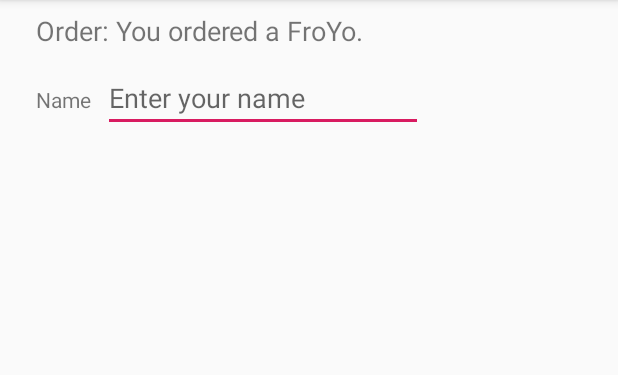
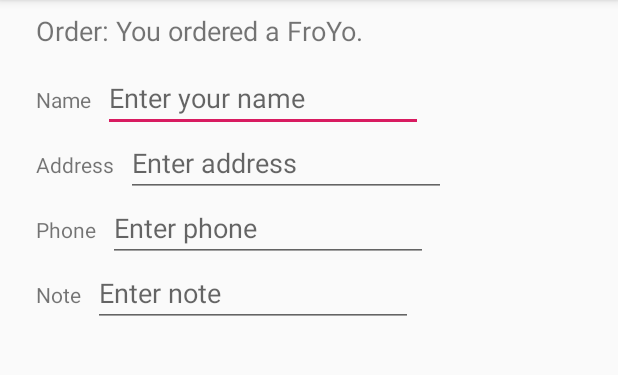
Before and after one commit to shashank205/AndroidHelloWorld, an Android app: the screen it shows after launch (OrderActivity), after a tap on an icon or button, on a phone screen of 412 x 824 dp, the part 84-459 px from its top. Run offline under Robolectric (Android 15) with nearby library versions, the light colour scheme and no system bars.

Commit message:
Add text entry fields in Droid Cafe app

```diff
--- a/droidcafe/src/main/res/layout/activity_order2.xml
+++ b/droidcafe/src/main/res/layout/activity_order2.xml
@@ -41,4 +41,73 @@
         app:layout_constraintBaseline_toBaselineOf="@+id/name_label"
         app:layout_constraintStart_toEndOf="@+id/name_label" />
 
+    <TextView
+        android:id="@+id/address_label"
+        android:layout_width="wrap_content"
+        android:layout_height="wrap_content"
+        android:layout_marginStart="24dp"
+        android:layout_marginLeft="24dp"
+        android:layout_marginTop="24dp"
+        android:text="@string/address_label_text"
+        app:layout_constraintStart_toStartOf="parent"
+        app:layout_constraintTop_toBottomOf="@+id/name_label" />
+
+    <EditText
+        android:id="@+id/address_text"
+        android:layout_width="wrap_content"
+        android:layout_height="wrap_content"
+        android:layout_marginStart="8dp"
+        android:layout_marginLeft="8dp"
+        android:ems="10"
+        android:hint="@string/enter_address_hint"
+        android:inputType="textMultiLine"
+        app:layout_constraintBaseline_toBaselineOf="@+id/address_label"
+        app:layout_constraintStart_toEndOf="@+id/address_label" />
+
+    <TextView
+        android:id="@+id/phone_label"
+        android:layout_width="wrap_content"
+        android:layout_height="wrap_content"
+        android:layout_marginStart="24dp"
+        android:layout_marginLeft="24dp"
+        android:layout_marginTop="24dp"
+        android:text="@string/phone_label_text"
+        app:layout_constraintStart_toStartOf="parent"
+        app:layout_constraintTop_toBottomOf="@+id/address_label" />
+
+    <EditText
+        android:id="@+id/phone_text"
+        android:layout_width="wrap_content"
+        android:layout_height="wrap_content"
+        android:layout_marginStart="8dp"
+        android:layout_marginLeft="8dp"
+        android:ems="10"
+        android:hint="@string/enter_phone_hint"
+        android:inputType="phone"
+        app:layout_constraintBaseline_toBaselineOf="@+id/phone_label"
+        app:layout_constraintStart_toEndOf="@+id/phone_label" />
+
+    <TextView
+        android:id="@+id/note_label"
+        android:layout_width="wrap_content"
+        android:layout_height="wrap_content"
+        android:layout_marginStart="24dp"
+        android:layout_marginLeft="24dp"
+        android:layout_marginTop="24dp"
+        android:text="@string/note_label_text"
+        app:layout_constraintStart_toStartOf="parent"
+        app:layout_constraintTop_toBottomOf="@+id/phone_label" />
+
+    <EditText
+        android:id="@+id/note_text"
+        android:layout_width="wrap_content"
+        android:layout_height="wrap_content"
+        android:layout_marginStart="8dp"
+        android:layout_marginLeft="8dp"
+        android:ems="10"
+        android:hint="@string/enter_note_hint"
+        android:inputType="textMultiLine|textCapSentences"
+        app:layout_constraintBaseline_toBaselineOf="@+id/note_label"
+        app:layout_constraintStart_toEndOf="@+id/note_label" />
+
 </android.support.constraint.ConstraintLayout>
--- a/droidcafe/src/main/res/values/strings.xml
+++ b/droidcafe/src/main/res/values/strings.xml
@@ -11,4 +11,10 @@
     <string name="order_label_text">Order:</string>
     <string name="name_label_text">Name</string>
     <string name="enter_name_hint">Enter your name</string>
+    <string name="address_label_text">Address</string>
+    <string name="enter_address_hint">Enter address</string>
+    <string name="phone_label_text">Phone</string>
+    <string name="enter_phone_hint">Enter phone</string>
+    <string name="note_label_text">Note</string>
+    <string name="enter_note_hint">Enter note</string>
 </resources>
```
